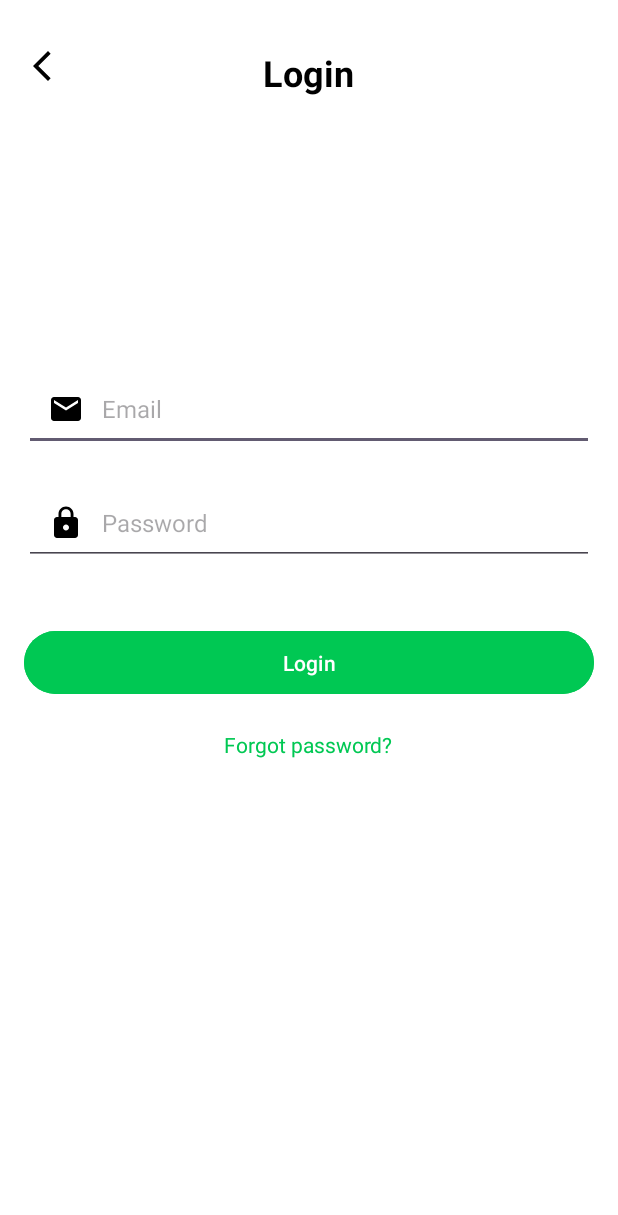
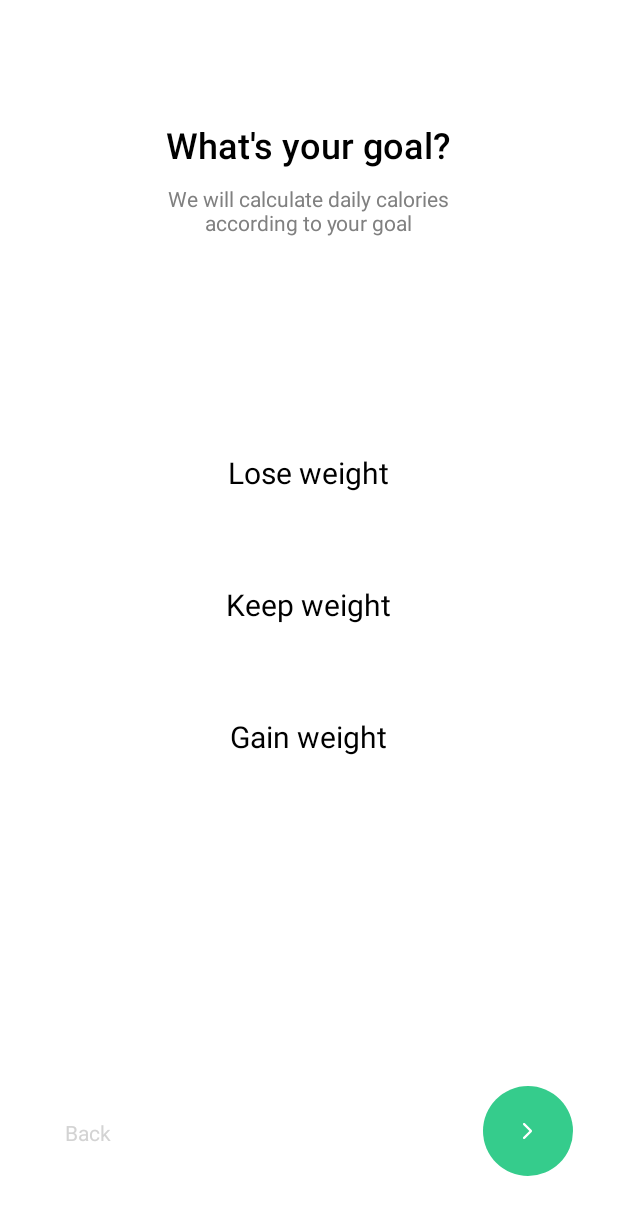
Before and after one commit to stefsantos/dailybite, an Android app: the screen it shows after launch (LoginActivity before the commit, WeightActivity after it), after a tap on "Start", on a phone screen of 412 x 824 dp. Shown: the top 1215 px of the screen. Run offline under Robolectric (Android 15) with nearby library versions, the phone set to English and light mode, and no system bars.

Commit message:
Created weight focus page

```diff
--- a/app/src/main/AndroidManifest.xml
+++ b/app/src/main/AndroidManifest.xml
@@ -25,7 +25,8 @@
         </activity>
 
         <!-- LoginActivity Declaration -->
-        <activity android:name=".LoginActivity" android:exported="false" />
+        <activity android:name=".SignInActivity" android:exported="false" />
+        <activity android:name=".WeightActivity" android:exported="false" />
 
     </application>
 
--- a/app/src/main/java/com/example/dailybite/LoginActivity.java
+++ /dev/null
@@ -1,78 +0,0 @@
-package com.example.dailybite;
-
-import android.os.Bundle;
-import android.view.View;
-import android.widget.Button;
-import android.widget.EditText;
-import android.widget.ImageView;
-import android.widget.TextView;
-import android.widget.Toast;
-
-import androidx.appcompat.app.AppCompatActivity;
-
-public class LoginActivity extends AppCompatActivity {
-
-    private ImageView backButton;
-    private EditText emailInput;
-    private EditText passwordInput;
-    private Button loginButton;
-    private TextView forgotPassword;
-
-    @Override
-    protected void onCreate(Bundle savedInstanceState) {
-        super.onCreate(savedInstanceState);
-        setContentView(R.layout.activity_login); // Make sure activity_login.xml exists and is referenced correctly
-
-        // Initialize views by finding them by ID
-        backButton = findViewById(R.id.back_button);
-        emailInput = findViewById(R.id.email_input);
-        passwordInput = findViewById(R.id.password_input);
-        loginButton = findViewById(R.id.login_button);
-        forgotPassword = findViewById(R.id.forgot_password);
-
-        // Set OnClickListener for the back button to return to the previous activity
-        backButton.setOnClickListener(new View.OnClickListener() {
-            @Override
-            public void onClick(View v) {
-                // Navigate back to the previous activity
-                onBackPressed(); // This will handle navigating to the previous page/activity
-            }
-        });
-
-        // Set OnClickListener for the login button
-        loginButton.setOnClickListener(new View.OnClickListener() {
-            @Override
-            public void onClick(View v) {
-                // Perform login logic or validation here
-                String email = emailInput.getText().toString().trim();
-                String password = passwordInput.getText().toString().trim();
-
-                // Simple validation
-                if (email.isEmpty()) {
-                    emailInput.setError("Email is required");
-                    emailInput.requestFocus();
-                    return;
-                }
-
-                if (password.isEmpty()) {
-                    passwordInput.setError("Password is required");
-                    passwordInput.requestFocus();
-                    return;
-                }
-
-                // Proceed with login logic
-                Toast.makeText(LoginActivity.this, "Login successful!", Toast.LENGTH_SHORT).show();
-                // You can add more code here to handle actual login (e.g., authentication)
-            }
-        });
-
-        // Set OnClickListener for the forgot password text
-        forgotPassword.setOnClickListener(new View.OnClickListener() {
-            @Override
-            public void onClick(View v) {
-                // Handle forgot password action (e.g., open a new activity or show a dialog)
-                Toast.makeText(LoginActivity.this, "Forgot password clicked", Toast.LENGTH_SHORT).show();
-            }
-        });
-    }
-}
--- a/app/src/main/java/com/example/dailybite/MainActivity.java
+++ b/app/src/main/java/com/example/dailybite/MainActivity.java
@@ -4,6 +4,7 @@ import android.content.Intent;
 import android.os.Bundle;
 import android.view.View;
 import android.widget.Button;
+import android.widget.TextView;
 
 import androidx.activity.EdgeToEdge;
 import androidx.appcompat.app.AppCompatActivity;
@@ -32,7 +33,18 @@ public class MainActivity extends AppCompatActivity {
             @Override
             public void onClick(View v) {
                 // Navigate to LoginActivity
-                Intent intent = new Intent(MainActivity.this, LoginActivity.class);
+                Intent intent = new Intent(MainActivity.this, WeightActivity.class);
+                startActivity(intent);
+            }
+        });
+
+        // Find the Sign-in text and set OnClickListener
+        TextView signInText = findViewById(R.id.sign_in_text);
+        signInText.setOnClickListener(new View.OnClickListener() {
+            @Override
+            public void onClick(View v) {
+                // Navigate to LoginActivity (same as Start button functionality)
+                Intent intent = new Intent(MainActivity.this, SignInActivity.class);
                 startActivity(intent);
             }
         });
--- /dev/null
+++ b/app/src/main/java/com/example/dailybite/SignInActivity.java
@@ -0,0 +1,66 @@
+package com.example.dailybite;
+
+import android.os.Bundle;
+import android.widget.Button;
+import android.widget.EditText;
+import android.widget.ImageView;
+import android.widget.TextView;
+import android.widget.Toast;
+
+import androidx.activity.EdgeToEdge;
+import androidx.appcompat.app.AppCompatActivity;
+
+public class SignInActivity extends AppCompatActivity {
+
+    private ImageView backButton;
+    private EditText emailInput;
+    private EditText passwordInput;
+    private Button loginButton;
+    private TextView forgotPassword;
+
+    @Override
+    protected void onCreate(Bundle savedInstanceState) {
+        super.onCreate(savedInstanceState);
+
+        // Enable edge-to-edge display
+        EdgeToEdge.enable(this);
+        setContentView(R.layout.activity_signin); // Make sure activity_login.xml exists and is referenced correctly
+
+        // Initialize views by finding them by ID
+        backButton = findViewById(R.id.back_button);
+        emailInput = findViewById(R.id.email_input);
+        passwordInput = findViewById(R.id.password_input);
+        loginButton = findViewById(R.id.login_button);
+        forgotPassword = findViewById(R.id.forgot_password);
+
+        // Set OnClickListener for the back button to return to the previous activity
+        backButton.setOnClickListener(v -> onBackPressed()); // This will handle navigating to the previous page/activity
+
+        // Set OnClickListener for the login button
+        loginButton.setOnClickListener(v -> {
+            // Perform login logic or validation here
+            String email = emailInput.getText().toString().trim();
+            String password = passwordInput.getText().toString().trim();
+
+            // Simple validation
+            if (email.isEmpty()) {
+                emailInput.setError("Email is required");
+                emailInput.requestFocus();
+                return;
+            }
+
+            if (password.isEmpty()) {
+                passwordInput.setError("Password is required");
+                passwordInput.requestFocus();
+                return;
+            }
+
+            // Proceed with login logic
+            Toast.makeText(SignInActivity.this, "Login successful!", Toast.LENGTH_SHORT).show();
+            // You can add more code here to handle actual login (e.g., authentication)
+        });
+
+        // Set OnClickListener for the forgot password text
+        forgotPassword.setOnClickListener(v -> Toast.makeText(SignInActivity.this, "Forgot password clicked", Toast.LENGTH_SHORT).show());
+    }
+}
--- /dev/null
+++ b/app/src/main/java/com/example/dailybite/WeightActivity.java
@@ -0,0 +1,88 @@
+package com.example.dailybite;
+
+import android.os.Bundle;
+import android.view.View;
+import android.widget.ImageButton;
+import android.widget.TextView;
+import android.widget.Toast;
+
+import androidx.activity.EdgeToEdge;
+import androidx.appcompat.app.AppCompatActivity;
+
+public class WeightActivity extends AppCompatActivity {
+
+    // Declare variables for the TextViews and Button
+    private TextView loseWeightText;
+    private TextView keepWeightText;
+    private TextView gainWeightText;
+    private ImageButton proceedButton;
+    private TextView backTextView;
+
+    @Override
+    protected void onCreate(Bundle savedInstanceState) {
+        super.onCreate(savedInstanceState);
+        EdgeToEdge.enable(this);
+        setContentView(R.layout.activity_weight);
+
+        // Initialize TextViews and Button
+        loseWeightText = findViewById(R.id.lose_weight);
+        keepWeightText = findViewById(R.id.keep_weight);
+        gainWeightText = findViewById(R.id.gain_weight);
+        proceedButton = findViewById(R.id.proceed_button);
+        backTextView = findViewById(R.id.textView);  // Back text view
+
+        // Set onClickListeners for the weight options
+        loseWeightText.setOnClickListener(new View.OnClickListener() {
+            @Override
+            public void onClick(View v) {
+                selectWeightOption(loseWeightText);
+                Toast.makeText(WeightActivity.this, "Selected: Lose Weight", Toast.LENGTH_SHORT).show();
+            }
+        });
+
+        keepWeightText.setOnClickListener(new View.OnClickListener() {
+            @Override
+            public void onClick(View v) {
+                selectWeightOption(keepWeightText);
+                Toast.makeText(WeightActivity.this, "Selected: Keep Weight", Toast.LENGTH_SHORT).show();
+            }
+        });
+
+        gainWeightText.setOnClickListener(new View.OnClickListener() {
+            @Override
+            public void onClick(View v) {
+                selectWeightOption(gainWeightText);
+                Toast.makeText(WeightActivity.this, "Selected: Gain Weight", Toast.LENGTH_SHORT).show();
+            }
+        });
+
+        // Set onClickListener for the back button
+        backTextView.setOnClickListener(new View.OnClickListener() {
+            @Override
+            public void onClick(View v) {
+                // Finish this activity and go back to the previous screen
+                finish();
+            }
+        });
+
+        // Set onClickListener for the proceed button
+        proceedButton.setOnClickListener(new View.OnClickListener() {
+            @Override
+            public void onClick(View v) {
+                // Proceed to the next screen
+                // Intent intent = new Intent(WeightActivity.this, NextActivity.class); // Replace with the next activity
+                // startActivity(intent);
+            }
+        });
+    }
+
+    private void selectWeightOption(TextView selectedOption) {
+        // Reset the backgrounds for all options
+        loseWeightText.setBackgroundResource(android.R.color.transparent);
+        keepWeightText.setBackgroundResource(android.R.color.transparent);
+        gainWeightText.setBackgroundResource(android.R.color.transparent);
+
+        // Apply the outline to the selected option
+        selectedOption.setBackgroundResource(R.drawable.outline);
+    }
+}
--- /dev/null
+++ b/app/src/main/res/drawable/ellipse.xml
@@ -0,0 +1,9 @@
+<vector xmlns:android="http://schemas.android.com/apk/res/android"
+    android:width="50dp"
+    android:height="50dp"
+    android:viewportWidth="50"
+    android:viewportHeight="50">
+  <path
+      android:pathData="M25,25m-25,0a25,25 0,1 1,50 0a25,25 0,1 1,-50 0"
+      android:fillColor="#35CC8C"/>
+</vector>
--- /dev/null
+++ b/app/src/main/res/drawable/next_arrow.xml
@@ -0,0 +1,9 @@
+<vector xmlns:android="http://schemas.android.com/apk/res/android"
+    android:width="24dp"
+    android:height="24dp"
+    android:viewportWidth="24"
+    android:viewportHeight="24">
+  <path
+      android:pathData="M12.946,12L8.873,7.927C8.735,7.788 8.664,7.614 8.661,7.405C8.657,7.195 8.728,7.018 8.873,6.873C9.018,6.728 9.194,6.656 9.4,6.656C9.606,6.656 9.782,6.728 9.927,6.873L14.421,11.367C14.515,11.461 14.581,11.56 14.619,11.663C14.658,11.767 14.677,11.88 14.677,12C14.677,12.12 14.658,12.233 14.619,12.337C14.581,12.44 14.515,12.539 14.421,12.633L9.927,17.127C9.788,17.265 9.614,17.336 9.405,17.339C9.195,17.343 9.018,17.272 8.873,17.127C8.728,16.982 8.656,16.806 8.656,16.6C8.656,16.394 8.728,16.218 8.873,16.073L12.946,12Z"
+      android:fillColor="#ffffff"/>
+</vector>
--- /dev/null
+++ b/app/src/main/res/drawable/outline.xml
@@ -0,0 +1,6 @@
+<shape xmlns:android="http://schemas.android.com/apk/res/android"
+    android:shape="rectangle">
+    <solid android:color="@android:color/transparent" />
+    <stroke android:width="2dp" android:color="#00C853" /> <!-- Green outline -->
+    <corners android:radius="8dp" />
+</shape>
--- a/app/src/main/res/layout/activity_main.xml
+++ b/app/src/main/res/layout/activity_main.xml
@@ -65,4 +65,5 @@
         android:layout_marginTop="20dp"
         android:layout_centerHorizontal="true"/>
 
+
 </RelativeLayout>
--- a/app/src/main/res/layout/activity_login.xml
+++ b/app/src/main/res/layout/activity_signin.xml
@@ -17,10 +17,10 @@
 
     <!-- Title: Login -->
     <TextView
-        android:id="@+id/login_title"
+        android:id="@+id/signin_title"
         android:layout_width="wrap_content"
         android:layout_height="wrap_content"
-        android:text="Login"
+        android:text="Sign In"
         android:textSize="24sp"
         android:textStyle="bold"
         android:layout_centerHorizontal="true"
@@ -32,7 +32,7 @@
         android:id="@+id/email_input"
         android:layout_width="match_parent"
         android:layout_height="wrap_content"
-        android:layout_below="@id/login_title"
+        android:layout_below="@id/signin_title"
         android:layout_marginTop="180dp"
         android:hint="Email"
         android:inputType="textEmailAddress"
--- /dev/null
+++ b/app/src/main/res/layout/activity_weight.xml
@@ -0,0 +1,103 @@
+<RelativeLayout
+    xmlns:android="http://schemas.android.com/apk/res/android"
+    android:layout_width="match_parent"
+    android:layout_height="match_parent"
+    android:background="#FFFFFF">
+
+    <!-- Goal question text -->
+    <TextView
+        android:id="@+id/goal_question"
+        android:layout_width="wrap_content"
+        android:layout_height="wrap_content"
+        android:layout_marginTop="80dp"
+        android:layout_centerHorizontal="true"
+        android:text="What's your goal?"
+        android:textSize="24sp"
+        android:textColor="#000000"
+        android:fontFamily="sans-serif-medium"/>
+
+    <!-- Subtext -->
+    <TextView
+        android:id="@+id/goal_subtext"
+        android:layout_width="191dp"
+        android:layout_height="43dp"
+        android:layout_below="@id/goal_question"
+        android:layout_centerHorizontal="true"
+        android:layout_marginTop="10dp"
+        android:fontFamily="sans-serif"
+        android:text="We will calculate daily calories according to your goal"
+        android:textAlignment="center"
+        android:textColor="#808080"
+        android:textSize="14sp" />
+
+    <!-- Lose Weight button -->
+    <TextView
+        android:id="@+id/lose_weight"
+        android:layout_width="wrap_content"
+        android:layout_height="wrap_content"
+        android:layout_below="@id/goal_subtext"
+        android:layout_marginTop="120dp"
+        android:layout_centerHorizontal="true"
+        android:text="Lose weight"
+        android:paddingHorizontal="100dp"
+        android:paddingVertical="15dp"
+        android:textSize="20sp"
+        android:textColor="#000000"
+        android:fontFamily="sans-serif"/>
+
+    <!-- Keep Weight button -->
+    <TextView
+        android:id="@+id/keep_weight"
+        android:layout_width="wrap_content"
+        android:layout_height="wrap_content"
+        android:layout_below="@id/lose_weight"
+        android:layout_marginTop="30dp"
+        android:layout_centerHorizontal="true"
+        android:text="Keep weight"
+        android:paddingHorizontal="100dp"
+        android:paddingVertical="15dp"
+        android:textSize="20sp"
+        android:textColor="#000000"
+        android:fontFamily="sans-serif"/>
+
+    <!-- Gain Weight button (highlighted) -->
+    <TextView
+        android:id="@+id/gain_weight"
+        android:layout_width="wrap_content"
+        android:layout_height="wrap_content"
+        android:layout_below="@id/keep_weight"
+        android:layout_centerHorizontal="true"
+        android:layout_marginTop="30dp"
+        android:fontFamily="sans-serif"
+        android:paddingHorizontal="100dp"
+        android:paddingVertical="15dp"
+        android:text="Gain weight"
+        android:textColor="#000000"
+        android:textSize="20sp" />
+
+    <!-- Floating Action Button for proceeding -->
+    <ImageButton
+        android:id="@+id/proceed_button"
+        android:layout_width="60dp"
+        android:layout_height="60dp"
+        android:layout_alignParentBottom="true"
+        android:layout_marginBottom="40dp"
+        android:layout_alignParentEnd="true"
+        android:layout_marginEnd="30dp"
+        android:background="@drawable/ellipse"
+        android:src="@drawable/next_arrow"
+        android:elevation="6dp"/>
+
+    <TextView
+        android:id="@+id/textView"
+        android:textColor="@color/grey"
+        android:layout_width="wrap_content"
+        android:layout_height="wrap_content"
+        android:layout_alignParentStart="true"
+        android:layout_alignParentBottom="true"
+        android:layout_marginStart="38dp"
+        android:layout_marginBottom="54dp"
+        android:padding="5dp"
+        android:text="Back" />
+
+</RelativeLayout>
--- a/app/src/main/res/values/colors.xml
+++ b/app/src/main/res/values/colors.xml
@@ -2,4 +2,5 @@
 <resources>
     <color name="black">#FF000000</color>
     <color name="white">#FFFFFFFF</color>
+    <color name="grey">#D3D3D3</color>
 </resources>
```
